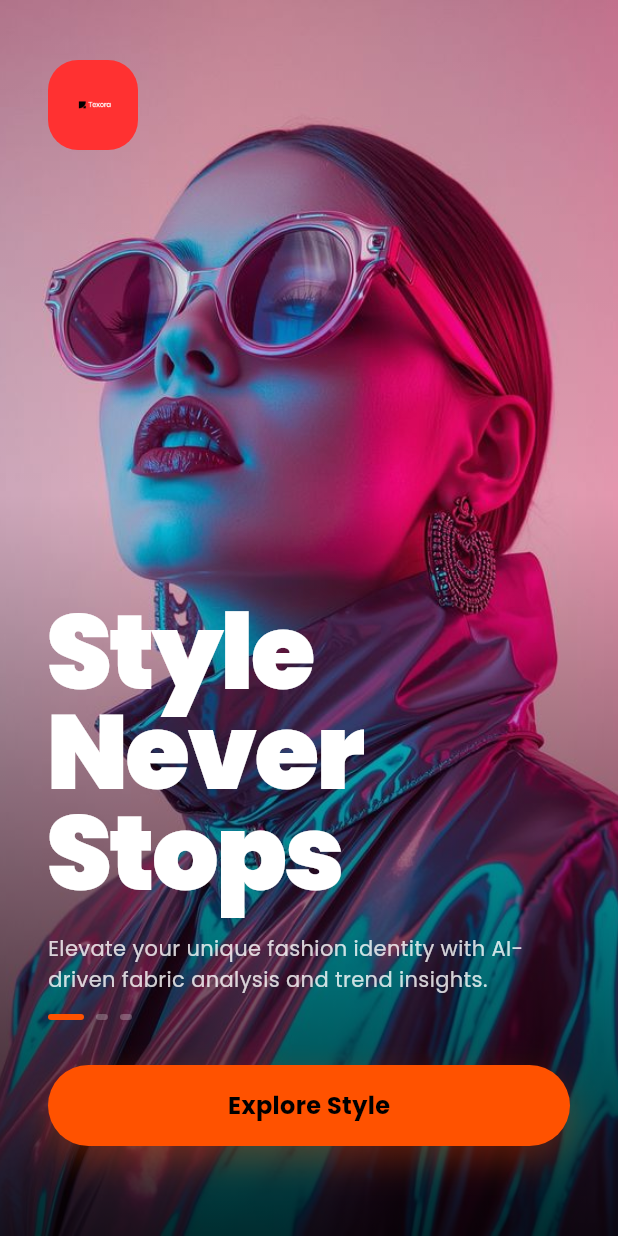
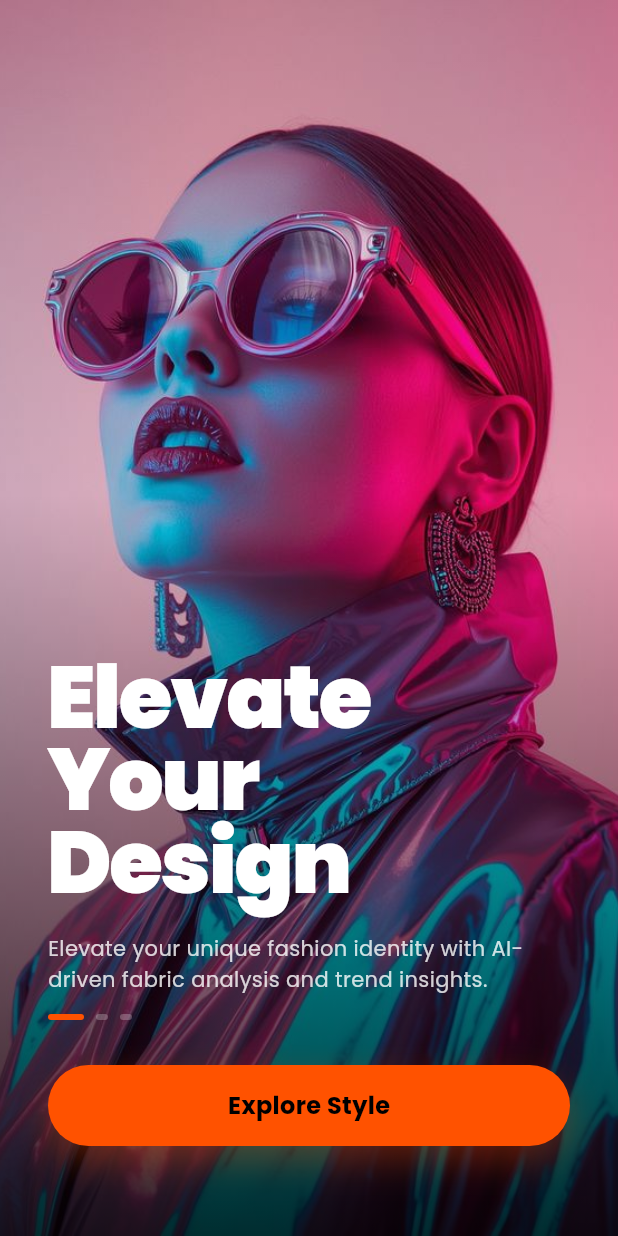
Before and after one commit to movindu477/fashion_app_new, a Flutter app: the WelcomePage screen opened directly, on a phone screen of 412 x 824 dp. Run offline on Flutter 3.47's test engine with Material 3 defaults, Android fonts, the phone set to English and light mode, and no system bars; drawn by our look-alikes of flutter_animate; our stand-ins replace cloud_firestore, firebase_auth, firebase_core, firebase_storage, flutter_dotenv, google_fonts and 8 more; missing offline and left inert: tflite_flutter; accounts and stored records are empty; network calls fail.

Commit message:
Fixing little things in the interfaces

```diff
--- a/lib/views/homepage.dart
+++ b/lib/views/homepage.dart
@@ -179,7 +179,7 @@ class _HomeViewState extends State<HomeView>
     final String displayName = _userData?['name']?.toString() ??
         _user?.displayName ??
         _user?.email?.split('@')[0] ??
-        "Arousing";
+        "Designer";
 
     return Scaffold(
       backgroundColor: const Color(0xFF0F0F0F),
--- a/lib/views/welcome_page.dart
+++ b/lib/views/welcome_page.dart
@@ -18,19 +18,19 @@ class _WelcomePageState extends State<WelcomePage> {
   final List<Map<String, String>> _onboardingData = [
     {
       'image': 'assets/images/main4.jpg',
-      'title': 'Style\nNever\nStops',
+      'title': 'Elevate\nYour\nDesign',
       'description':
           'Elevate your unique fashion identity with AI-driven fabric analysis and trend insights.',
     },
     {
       'image': 'assets/images/main5.jpg',
-      'title': 'AI\nPowered\nDesign',
+      'title': 'AI-Driven\nAnalysis',
       'description':
           'Revolutionize your wardrobe using state-of-the-art neural networks to analyze texture and color.',
     },
     {
       'image': 'assets/images/main6.jpg',
-      'title': 'Your\nDigital\nWardrobe',
+      'title': 'Precision\nStyle\nHub',
       'description':
           'Build and manage your personalized fashion collection entirely on your device with Texora.',
     },
@@ -101,24 +101,17 @@ class _WelcomePageState extends State<WelcomePage> {
                       child: Column(
                         crossAxisAlignment: CrossAxisAlignment.start,
                         children: [
-                          ClipRRect(
-                            borderRadius: BorderRadius.circular(20),
-                            child: Image.asset(
-                              'assets/images/logo.png',
-                              height: 60,
-                              fit: BoxFit.contain,
-                            ),
-                          ),
+                          const SizedBox(height: 20),
                           const Spacer(),
                           Text(
                             _onboardingData[index]['title']!,
                             key: ValueKey('title_$index'),
                             style: GoogleFonts.poppins(
                               color: Colors.white,
-                              fontSize: 70,
+                              fontSize: 58,
                               fontWeight: FontWeight.w900,
                               height: 0.95,
-                              letterSpacing: -2.0,
+                              letterSpacing: -1.5,
                             ),
                           )
                               .animate(key: ValueKey('title_anim_$index'))
```
Also changed, not shown: lib/main.dart (+11 -9 lines), lib/views/profile_page.dart (+6 -3 lines), assets/images/main4ori.jpg (added).
